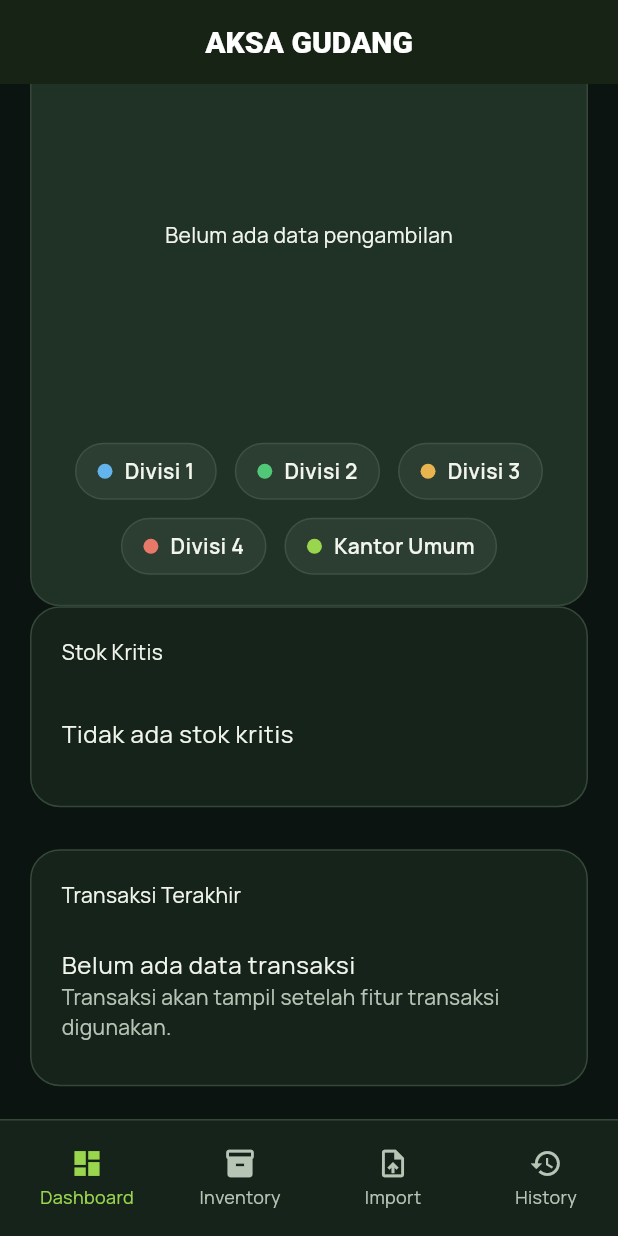
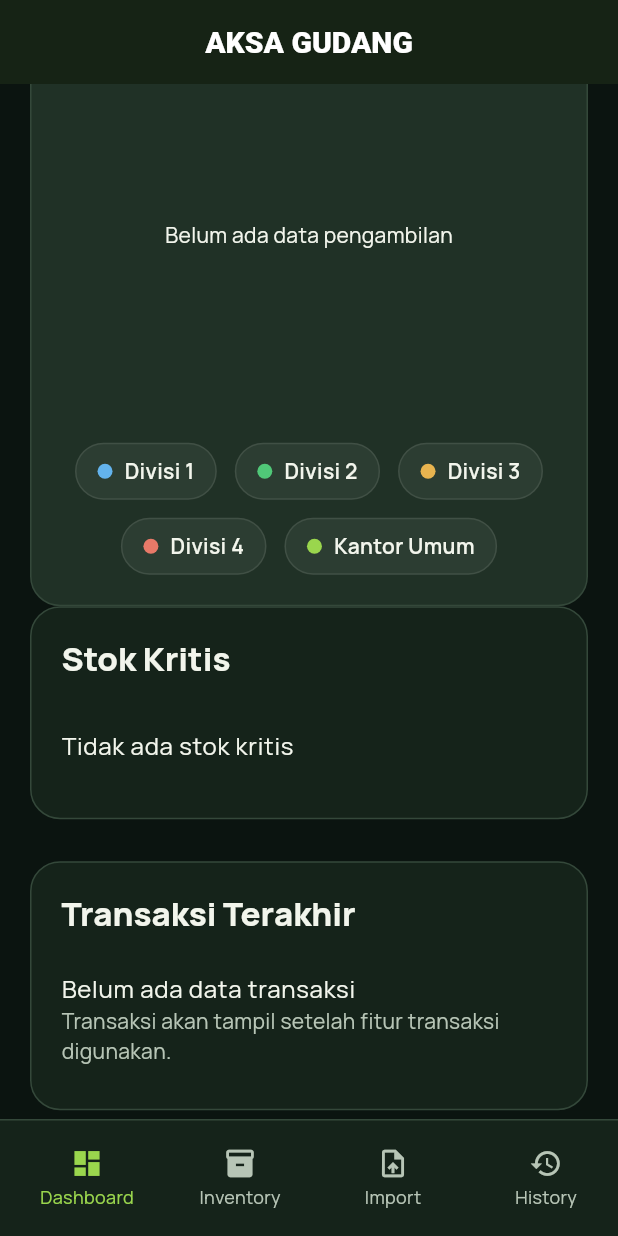
Before and after one commit to Asa270201/Aksa_Gudang, a Flutter app: the screen it shows after launch, scrolled down 576 dp, on a phone screen of 412 x 824 dp. Run offline on Flutter 3.47's test engine with Material 3 defaults, Android fonts, the light colour scheme and no system bars; our stand-ins replace fl_chart, google_fonts, sqflite, sqflite_common_ffi; missing offline and left inert: excel, file_selector; accounts and stored records are empty.

Commit message:
Fix dashboard theme heading error

```diff
--- a/lib/features/dashboard/dashboard_page.dart
+++ b/lib/features/dashboard/dashboard_page.dart
@@ -121,7 +121,7 @@ class DashboardPage extends StatelessWidget {
           child: Column(
             crossAxisAlignment: CrossAxisAlignment.start,
             children: [
-              const Text(
+              Text(
                 'Stok Kritis',
                 style: Theme.of(
                   context,
@@ -171,7 +171,7 @@ class DashboardPage extends StatelessWidget {
           child: Column(
             crossAxisAlignment: CrossAxisAlignment.start,
             children: [
-              const Text(
+              Text(
                 'Transaksi Terakhir',
                 style: Theme.of(
                   context,
```
